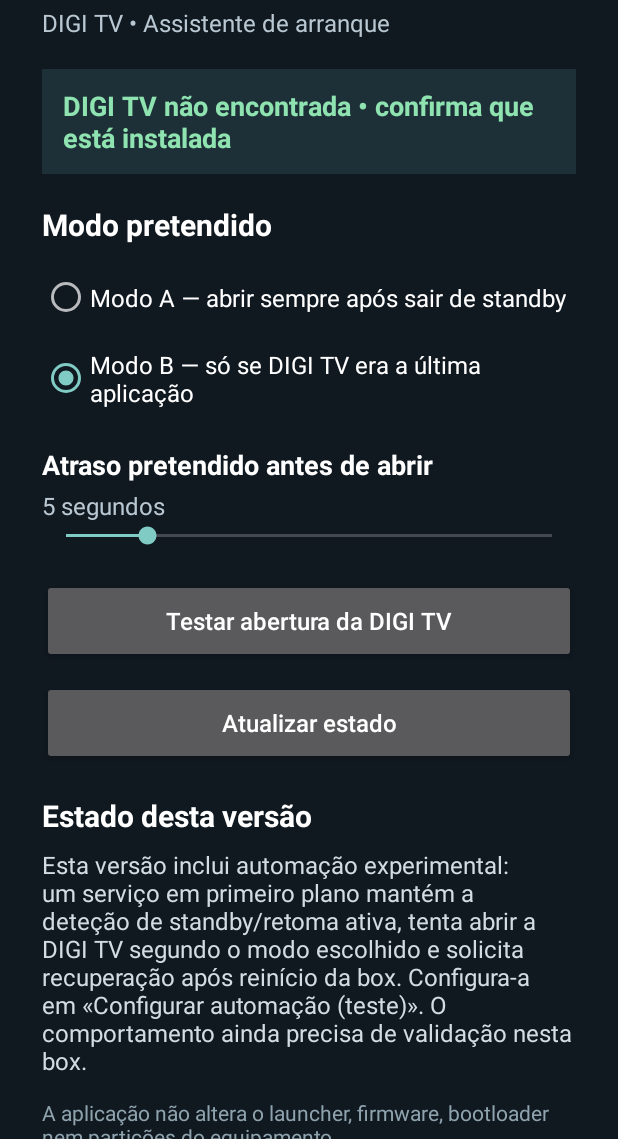
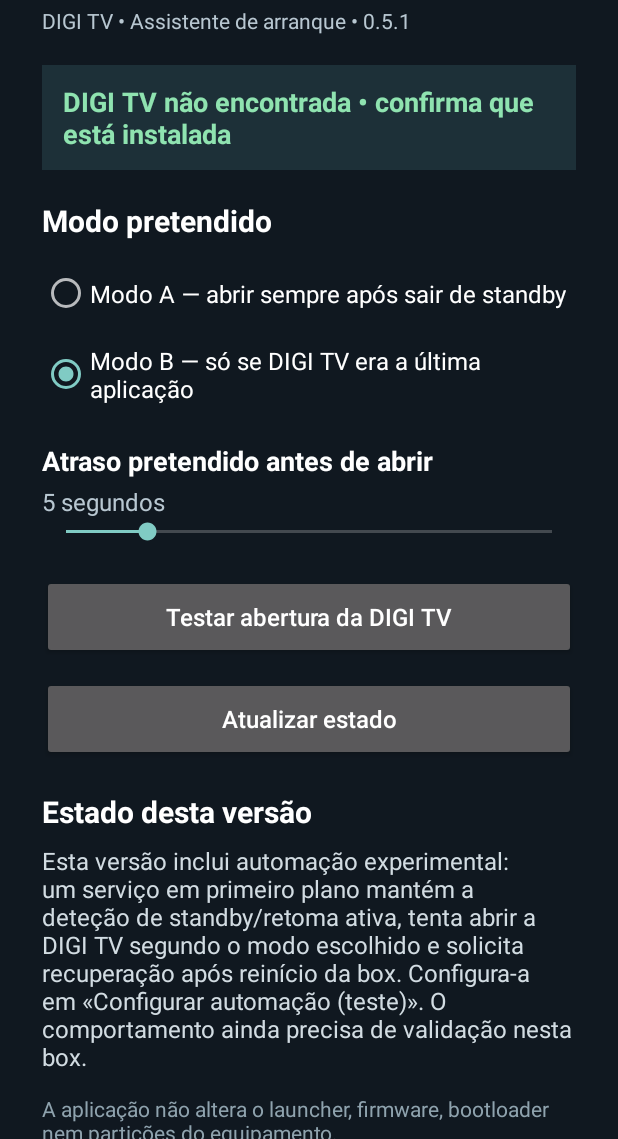
Before and after one commit to CatharsysAmaeth/DigiAutoStart, an Android app: the screen it shows after launch (MainActivity), on a phone screen of 412 x 824 dp, the part 97-1236 px from its top. Run offline under Robolectric (Android 15) with nearby library versions, the phone set to English and light mode, and no system bars; libraries missing offline, so code that uses them is left out: net.lingala.zip4j.

Commit message:
feat: display app version and debug build label

```diff
--- a/app/src/main/java/pt/catharsys/digiautostart/MainActivity.kt
+++ b/app/src/main/java/pt/catharsys/digiautostart/MainActivity.kt
@@ -59,7 +59,8 @@ class MainActivity : Activity() {
         content.addView(text("DigiAutoStart", 30f, true).apply {
             setTextColor(0xFFFFFFFF.toInt())
         })
-        content.addView(text("DIGI TV • Assistente de arranque", 16f).apply {
+        val buildLabel = "${BuildConfig.VERSION_NAME}" + if (BuildConfig.DEBUG) " • DEBUG" else ""
+        content.addView(text("DIGI TV • Assistente de arranque • $buildLabel", 14f).apply {
             setTextColor(0xFFB8C7D1.toInt())
         }, margin(top = 4, bottom = 20))
 
```
